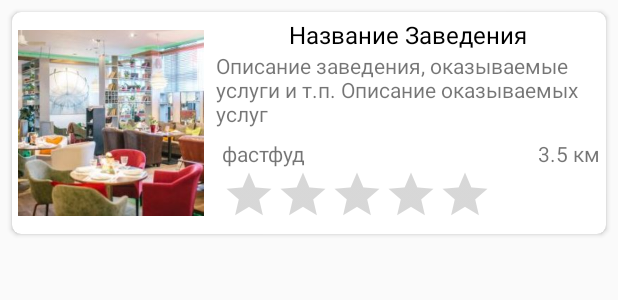
After one commit to Kharin1986/CafeRatings, an Android app: the layout fragment_list_item.xml on its own in the app's theme, with its tools: preview values and no code run, on a phone screen of 412 x 824 dp. The commit adds this screen. Shown: the top 300 px of the screen. Run offline under Robolectric (Android 15) with nearby library versions, the phone set to English and light mode, and no system bars.

Commit message:
add item for recycler listView

```diff
--- a/app/src/main/AndroidManifest.xml
+++ b/app/src/main/AndroidManifest.xml
@@ -22,6 +22,7 @@
                 <category android:name="android.intent.category.LAUNCHER" />
             </intent-filter>
         </activity>
+
     </application>
 
 </manifest>
--- a/app/src/main/res/layout/fragment_list.xml
+++ b/app/src/main/res/layout/fragment_list.xml
@@ -16,4 +16,6 @@
         app:layout_constraintEnd_toEndOf="parent"
         app:layout_constraintStart_toStartOf="parent"
         app:layout_constraintTop_toTopOf="parent" />
+
+
 </androidx.constraintlayout.widget.ConstraintLayout>
--- /dev/null
+++ b/app/src/main/res/layout/fragment_list_item.xml
@@ -0,0 +1,89 @@
+<?xml version="1.0" encoding="utf-8"?>
+<androidx.cardview.widget.CardView xmlns:android="http://schemas.android.com/apk/res/android"
+    xmlns:app="http://schemas.android.com/apk/res-auto"
+    android:layout_width="match_parent"
+    android:layout_height="wrap_content"
+    app:layout_constraintTop_toBottomOf="@id/text_slideshow"
+    app:layout_constraintStart_toStartOf="parent"
+    app:layout_constraintEnd_toEndOf="parent"
+    android:layout_margin="8dp"
+    app:cardCornerRadius="6dp">
+
+    <LinearLayout
+        android:layout_width="match_parent"
+        android:layout_height="wrap_content"
+        android:orientation="horizontal">
+
+        <LinearLayout
+            android:layout_width="0dp"
+            android:layout_height="wrap_content"
+            android:layout_weight="2"
+            android:orientation="vertical">
+
+            <ImageView
+                android:id="@+id/imageList_FragmentItem"
+                android:layout_width="wrap_content"
+                android:layout_height="140dp"
+                android:layout_margin="4dp"
+                android:src="@drawable/cafe"/>
+
+        </LinearLayout>
+
+        <androidx.constraintlayout.widget.ConstraintLayout
+            android:id="@+id/linearLayout"
+            android:layout_width="0dp"
+            android:layout_height="match_parent"
+            android:layout_weight="4"
+            android:padding="4dp">
+
+            <TextView
+                android:id="@+id/nameCafe_FragmentList"
+                android:layout_width="match_parent"
+                android:layout_height="wrap_content"
+                android:text="Название Заведения"
+                android:textSize="16sp"
+                android:textAlignment="center"
+                android:textColor="#000000"
+                app:layout_constraintTop_toTopOf="parent"
+                app:layout_constraintStart_toStartOf="parent" />
+
+            <TextView
+                android:id="@+id/descriptionCafe_FragmentList"
+                android:layout_width="wrap_content"
+                android:layout_height="wrap_content"
+                android:text="Описание заведения, оказываемые услуги и т.п. Описание оказываемых услуг"
+                app:layout_constraintTop_toBottomOf="@id/nameCafe_FragmentList"
+                app:layout_constraintStart_toStartOf="parent"/>
+
+            <TextView
+                android:id="@+id/typeCafe_FragmentList"
+                android:layout_width="wrap_content"
+                android:layout_height="wrap_content"
+                android:text="фастфуд"
+                app:layout_constraintLeft_toLeftOf="@id/ratingBar_FragmentList"
+                app:layout_constraintBottom_toTopOf="@id/ratingBar_FragmentList"/>
+
+            <TextView
+                android:id="@+id/distanceToCafe_FragmentList"
+                android:layout_width="wrap_content"
+                android:layout_height="wrap_content"
+                android:text="3.5 км"
+                app:layout_constraintRight_toRightOf="parent"
+                app:layout_constraintBottom_toTopOf="@id/ratingBar_FragmentList"/>
+
+            <RatingBar
+                android:id="@+id/ratingBar_FragmentList"
+                style="?android:attr/ratingBarStyleIndicator"
+                android:layout_width="wrap_content"
+                android:layout_height="wrap_content"
+                android:isIndicator="false"
+                android:stepSize="1.0"
+                app:layout_constraintStart_toStartOf="parent"
+                app:layout_constraintBottom_toBottomOf="parent"
+                android:layout_margin="4dp"/>
+
+        </androidx.constraintlayout.widget.ConstraintLayout>
+
+    </LinearLayout>
+
+</androidx.cardview.widget.CardView>
```
Also changed, not shown: app/src/main/res/drawable/cafe.jpg (added).
